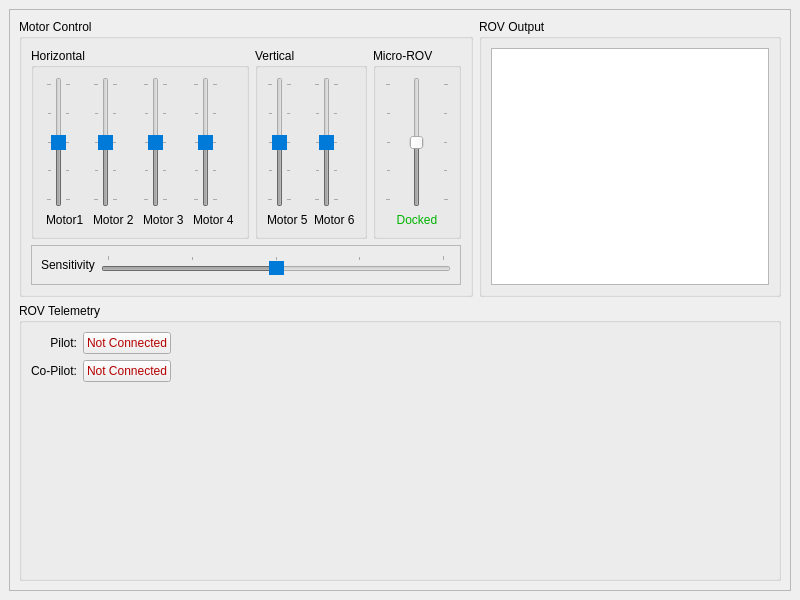
Before: the Qt Designer form ui/pilot_terminal.ui in ShaneTWilliams/husky-rov, drawn with Qt 5.
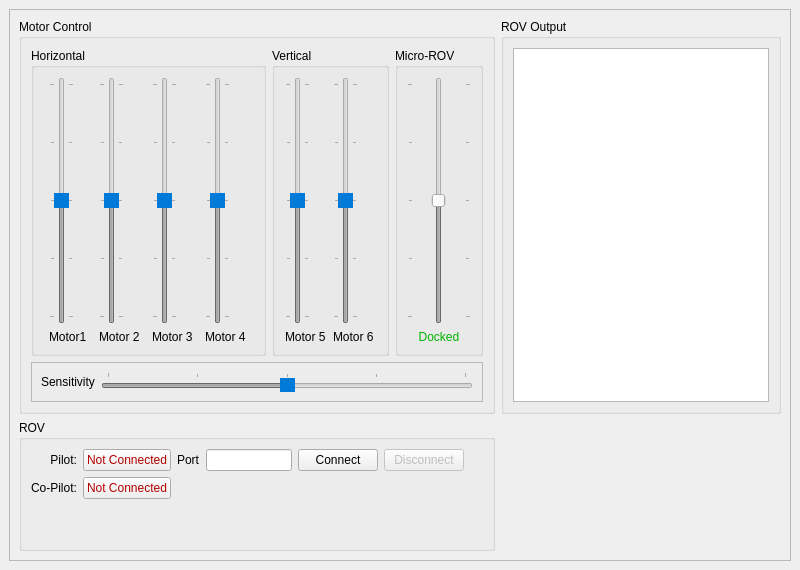
After: the same form once the commit is applied. Icons and pictures are not drawn.

Patch:
```diff
--- a/ui/pilot_terminal.ui
+++ b/ui/pilot_terminal.ui
@@ -10,7 +10,7 @@
     <x>0</x>
     <y>0</y>
     <width>800</width>
-    <height>600</height>
+    <height>570</height>
    </rect>
   </property>
   <property name="windowTitle">
@@ -39,7 +39,26 @@
       <property name="frameShadow">
        <enum>QFrame::Raised</enum>
       </property>
-      <layout class="QGridLayout" name="gridLayout_2" rowstretch="1,1" columnstretch="3,2">
+      <layout class="QGridLayout" name="gridLayout_2" rowstretch="3,0" columnstretch="3,0">
+       <item row="0" column="1">
+        <widget class="QGroupBox" name="groupBox">
+         <property name="title">
+          <string>ROV Output</string>
+         </property>
+         <layout class="QGridLayout" name="gridLayout_6">
+          <item row="0" column="0">
+           <widget class="QTextBrowser" name="textBrowser">
+            <property name="enabled">
+             <bool>true</bool>
+            </property>
+            <property name="focusPolicy">
+             <enum>Qt::NoFocus</enum>
+            </property>
+           </widget>
+          </item>
+         </layout>
+        </widget>
+       </item>
        <item row="0" column="0">
         <widget class="QGroupBox" name="motorFrame">
          <property name="title">
@@ -422,31 +441,35 @@
          </layout>
         </widget>
        </item>
-       <item row="0" column="1">
-        <widget class="QGroupBox" name="groupBox">
-         <property name="title">
-          <string>ROV Output</string>
-         </property>
-         <layout class="QGridLayout" name="gridLayout_6">
-          <item row="0" column="0">
-           <widget class="QTextBrowser" name="textBrowser">
-            <property name="enabled">
-             <bool>true</bool>
-            </property>
-            <property name="focusPolicy">
-             <enum>Qt::NoFocus</enum>
-            </property>
-           </widget>
-          </item>
-         </layout>
-        </widget>
-       </item>
-       <item row="1" column="0" colspan="2">
+       <item row="1" column="0">
         <widget class="QGroupBox" name="groupBox_2">
          <property name="title">
-          <string>ROV Telemetry</string>
+          <string>ROV</string>
          </property>
          <layout class="QGridLayout" name="gridLayout_7">
+          <item row="0" column="4">
+           <widget class="QPushButton" name="connectButton">
+            <property name="focusPolicy">
+             <enum>Qt::NoFocus</enum>
+            </property>
+            <property name="text">
+             <string>Connect</string>
+            </property>
+           </widget>
+          </item>
+          <item row="2" column="0">
+           <spacer name="verticalSpacer">
+            <property name="orientation">
+             <enum>Qt::Vertical</enum>
+            </property>
+            <property name="sizeHint" stdset="0">
+             <size>
+              <width>20</width>
+              <height>40</height>
+             </size>
+            </property>
+           </spacer>
+          </item>
           <item row="0" column="1">
            <widget class="QPushButton" name="pilotConnected">
             <property name="enabled">
@@ -486,7 +509,23 @@
             </property>
            </widget>
           </item>
-          <item row="0" column="2">
+          <item row="1" column="1">
+           <widget class="QPushButton" name="copilotConnected">
+            <property name="enabled">
+             <bool>true</bool>
+            </property>
+            <property name="focusPolicy">
+             <enum>Qt::NoFocus</enum>
+            </property>
+            <property name="styleSheet">
+             <string notr="true">QPushButton{color:rgb(180, 0, 0)}</string>
+            </property>
+            <property name="text">
+             <string>Not Connected</string>
+            </property>
+           </widget>
+          </item>
+          <item row="0" column="6">
            <spacer name="horizontalSpacer">
             <property name="orientation">
              <enum>Qt::Horizontal</enum>
@@ -499,32 +538,30 @@
             </property>
            </spacer>
           </item>
-          <item row="2" column="0">
-           <spacer name="verticalSpacer">
-            <property name="orientation">
-             <enum>Qt::Vertical</enum>
+          <item row="0" column="2">
+           <widget class="QLabel" name="label_11">
+            <property name="text">
+             <string>Port</string>
             </property>
-            <property name="sizeHint" stdset="0">
-             <size>
-              <width>20</width>
-              <height>40</height>
-             </size>
+           </widget>
+          </item>
+          <item row="0" column="3">
+           <widget class="QLineEdit" name="portTextField">
+            <property name="focusPolicy">
+             <enum>Qt::StrongFocus</enum>
             </property>
-           </spacer>
+           </widget>
           </item>
-          <item row="1" column="1">
-           <widget class="QPushButton" name="copilotConnected">
+          <item row="0" column="5">
+           <widget class="QPushButton" name="disconnectButton">
             <property name="enabled">
-             <bool>true</bool>
+             <bool>false</bool>
             </property>
             <property name="focusPolicy">
              <enum>Qt::NoFocus</enum>
             </property>
-            <property name="styleSheet">
-             <string notr="true">QPushButton{color:rgb(180, 0, 0)}</string>
-            </property>
             <property name="text">
-             <string>Not Connected</string>
+             <string>Disconnect</string>
             </property>
            </widget>
           </item>
```
